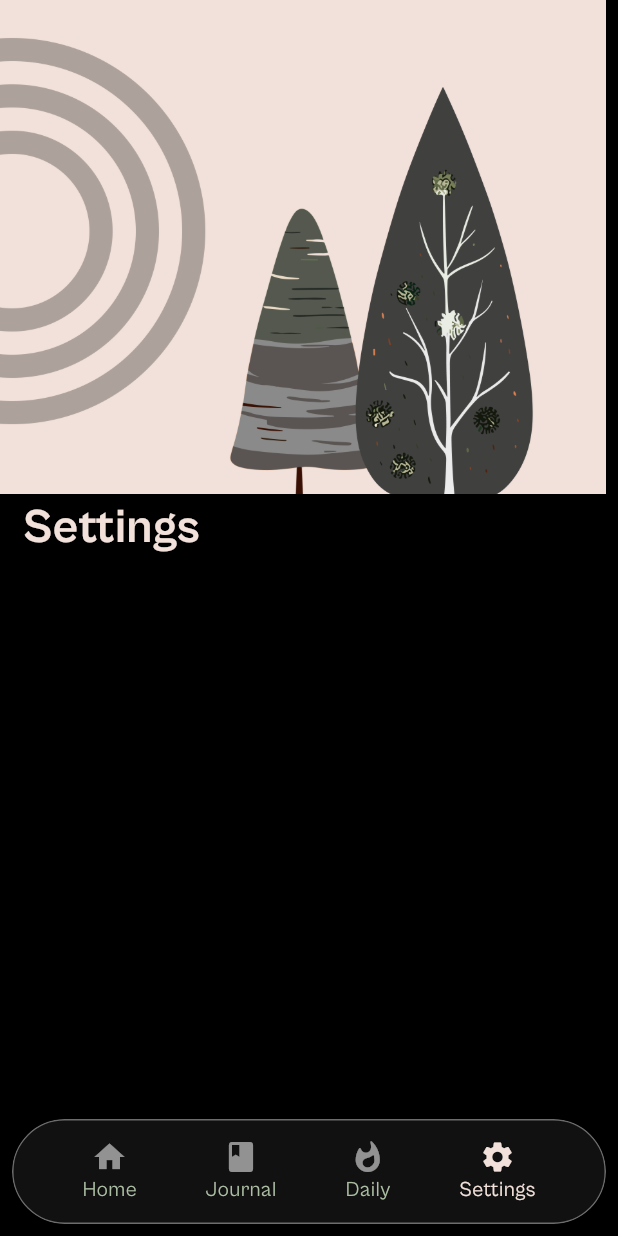
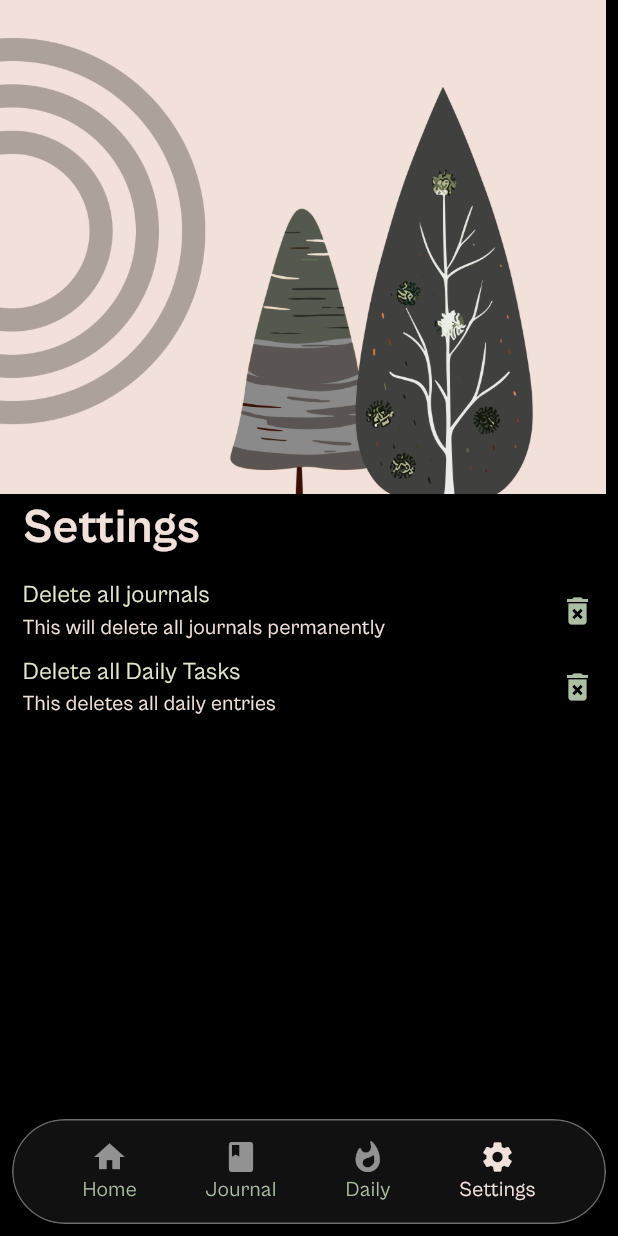
Before and after one commit to diptanshumahish/dailythings, a Flutter app: the HomeMain screen opened directly, item 4 of the bottom bar chosen, on a phone screen of 412 x 824 dp. Run offline on Flutter 3.47's test engine with Material 3 defaults, Android fonts, the light colour scheme and no system bars; drawn by our look-alikes of flutter_animate; our stand-ins replace audioplayers, flutter_local_notifications, flutter_riverpod, page_transition, permission_handler, shared_preferences and 3 more; missing offline and left inert: day_night_time_picker; accounts and stored records are empty; statements that could not run were skipped.

Commit message:
settings

```diff
--- /dev/null
+++ b/lib/components/settings/settings_item.dart
@@ -0,0 +1,50 @@
+import 'package:dailythings/constants/colors.dart';
+import 'package:dailythings/constants/text_styles.dart';
+import 'package:flutter/material.dart';
+
+class SettingsItem extends StatelessWidget {
+  final String title;
+  final String details;
+  final IconData icon;
+  final VoidCallback fn;
+  const SettingsItem(
+      {super.key,
+      required this.title,
+      required this.fn,
+      required this.details,
+      required this.icon});
+
+  @override
+  Widget build(BuildContext context) {
+    return InkWell(
+      onTap: () {
+        fn();
+      },
+        padding: EdgeInsets.symmetric(vertical: 5),
+        child: Row(
+          mainAxisAlignment: MainAxisAlignment.spaceBetween,
+          crossAxisAlignment: CrossAxisAlignment.center,
+          children: [
+            Column(
+              crossAxisAlignment: CrossAxisAlignment.start,
+              children: [
+                Text(
+                  title,
+                  style: TextStyles.subheading,
+                ),
+                Text(
+                  details,
+                  style: TextStyles.bodyNavbarActive,
+                )
+              ],
+            ),
+            Icon(
+              icon,
+              color: DailyThingsColors.tertiaryGray,
+            )
+          ],
+        ),
+      ),
+    );
+  }
+}
--- /dev/null
+++ b/lib/components/settings/settings_items.dart
@@ -0,0 +1,29 @@
+import 'package:dailythings/components/common/arrangements/flex_items.dart';
+import 'package:dailythings/components/settings/settings_item.dart';
+import 'package:flutter/material.dart';
+import 'package:flutter_riverpod/flutter_riverpod.dart';
+
+class SettingsItems extends ConsumerWidget {
+  const SettingsItems({super.key});
+
+  @override
+  Widget build(BuildContext context, WidgetRef ref) {
+    return SliverToBoxAdapter(
+      child: Padding(
+        padding: const EdgeInsets.symmetric(horizontal: 15.0, vertical: 10),
+        child: FlexItems(widgetList: [
+          SettingsItem(
+              fn: () {},
+              title: "Delete all journals",
+              details: "This will delete all journals permanently",
+              icon: Icons.delete_forever),
+          SettingsItem(
+              fn: () {},
+              title: "Delete all Daily Tasks",
+              details: "This deletes all daily entries",
+              icon: Icons.delete_forever)
+        ], space: 8),
+      ),
+    );
+  }
+}
--- a/lib/screens/main/settings/settings_inner.dart
+++ b/lib/screens/main/settings/settings_inner.dart
@@ -1,4 +1,5 @@
 import 'package:dailythings/components/common/top_bar.dart';
+import 'package:dailythings/components/settings/settings_items.dart';
 import 'package:dailythings/components/settings/settings_top.dart';
 import 'package:dailythings/constants/images.dart';
 import 'package:dailythings/constants/text_styles.dart';
@@ -25,7 +26,8 @@ class SettingsInner extends ConsumerWidget {
           expandedHeight: size.height / 2.5,
           flexibleSpace: const TopBar(imgLink: DailyThingsImages.settings),
         ),
-        const SettingsTop()
+        const SettingsTop(),
+        SettingsItems()
       ],
     );
   }
```
Also changed, not shown: lib/screens/writer/writer_screen.dart (+6 -2 lines), lib/sqflite/common.dart (+4 -4 lines), lib/sqflite/journal/journal_db.dart (+4 -3 lines).
